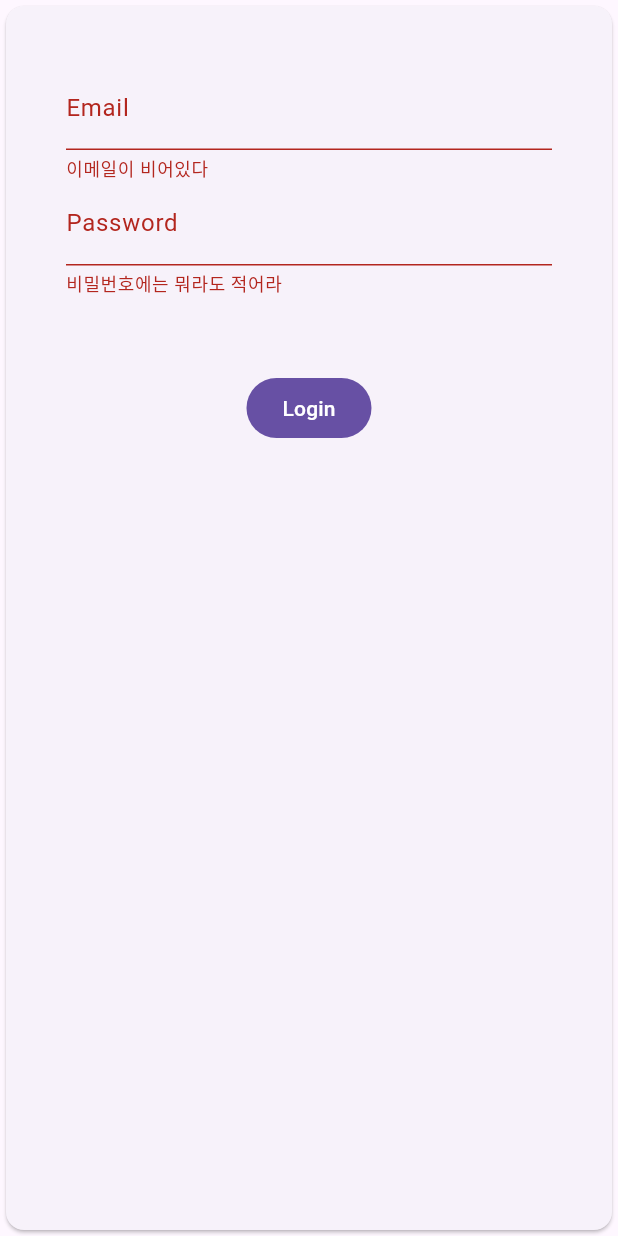
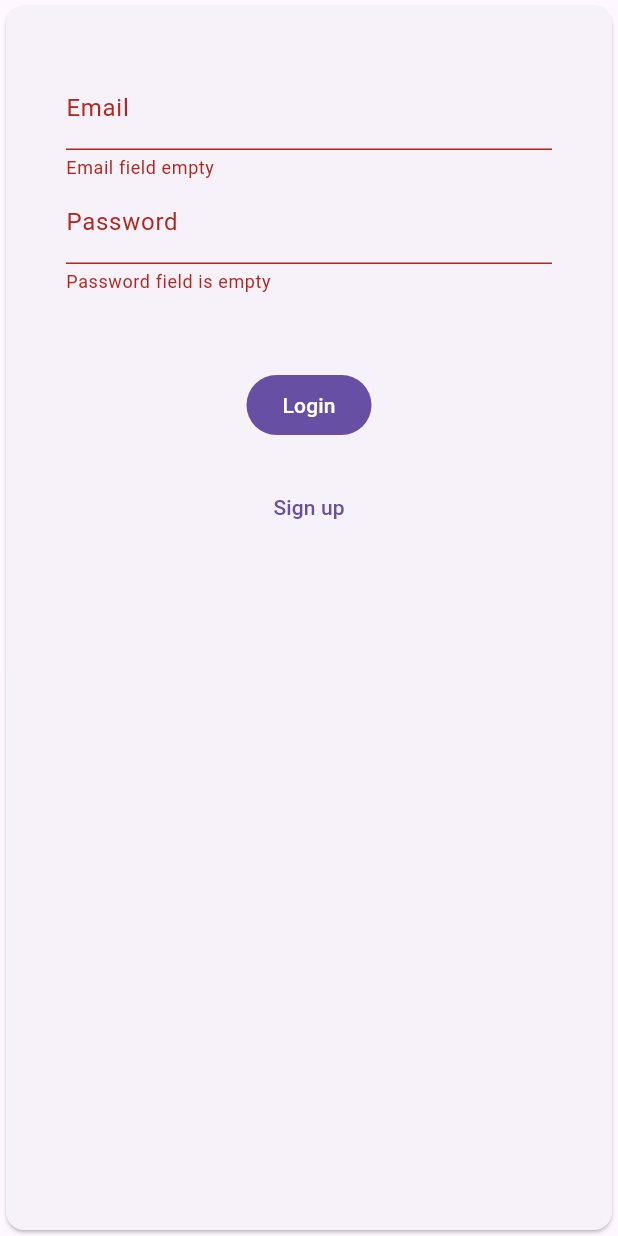
Before and after one commit to JJJangJeongSu/flutter_study_app, a Flutter app: the screen it shows after launch, after a tap on "Login", on a phone screen of 412 x 824 dp. Run offline on Flutter 3.47's test engine with Material 3 defaults, Android fonts, the phone set to English and light mode, and no system bars; our stand-ins replace firebase_auth, firebase_core; accounts and stored records are empty.

Commit message:
- 로그인 기능 - 회원 가입 기능 완성

```diff
--- a/lib/main.dart
+++ b/lib/main.dart
@@ -1,7 +1,16 @@
+import 'package:firebase_auth/firebase_auth.dart';
 import 'package:flutter/material.dart';
 import 'package:flutter_study_app/screen/login.dart';
+import 'package:firebase_core/firebase_core.dart';
+import 'package:flutter_study_app/screen/main_screen.dart';
+import 'package:flutter_study_app/screen/splash_screen.dart';
+import 'firebase_options.dart';
 
-void main() {
+void main() async {
+  WidgetsFlutterBinding.ensureInitialized();
+  await Firebase.initializeApp(
+    options: DefaultFirebaseOptions.currentPlatform,
+  );
   runApp(const MainApp());
 }
 
@@ -10,6 +19,19 @@ class MainApp extends StatelessWidget {
 
   @override
   Widget build(BuildContext context) {
-    return MaterialApp(home: LoginScreen());
+    return MaterialApp(
+        home: StreamBuilder(
+      stream: FirebaseAuth.instance.authStateChanges(),
+      builder: (context, snapshot) {
+        if (snapshot.connectionState == ConnectionState.waiting) {
+          return SplashScreen();
+        }
+        if (snapshot.hasData) {
+          return MainScreen();
+        } else {
+          return LoginScreen();
+        }
+      },
+    ));
   }
 }
--- a/lib/screen/login.dart
+++ b/lib/screen/login.dart
@@ -1,18 +1,60 @@
+import 'package:firebase_auth/firebase_auth.dart';
 import 'package:flutter/material.dart';
 import 'package:flutter/services.dart';
 
-class LoginScreen extends StatelessWidget {
+final _fireBase = FirebaseAuth.instance;
+
+class LoginScreen extends StatefulWidget {
+  @override
+  State<LoginScreen> createState() => _LoginScreenState();
+}
+
+class _LoginScreenState extends State<LoginScreen> {
   final _formkey = GlobalKey<FormState>();
+
   String? _emailInput;
+
   String? _passwordInput;
 
   @override
   Widget build(BuildContext context) {
-    void _submit() {
+    void _login() async {
       if (_formkey.currentState!.validate()) {
         _formkey.currentState!.save();
         print(_emailInput);
         print(_passwordInput);
+      }
+
+      try {
+        final UserCredential = await _fireBase.signInWithEmailAndPassword(
+            email: _emailInput!, password: _passwordInput!);
+      } on FirebaseAuthException catch (error) {
+        ScaffoldMessenger.of(context).clearSnackBars();
+        ScaffoldMessenger.of(context).showSnackBar(
+          SnackBar(
+            content: Text(error.message ?? 'Authentication failed.'),
+          ),
+        );
+      }
+    }
+
+    void _signUp() async {
+      if (_formkey.currentState!.validate()) {
+        _formkey.currentState!.save();
+        print(_emailInput);
+        print(_passwordInput);
+      }
+
+      try {
+        final userCredential = await _fireBase.createUserWithEmailAndPassword(
+            email: _emailInput!, password: _passwordInput!);
+      } on FirebaseAuthException catch (error) {
+        ScaffoldMessenger.of(context).clearSnackBars();
+        ScaffoldMessenger.of(context).showSnackBar(
+          SnackBar(
+            content: Text(error.message ?? 'Authentication failed.'),
+          ),
+        );
       }
     }
 
@@ -28,9 +70,9 @@ class LoginScreen extends StatelessWidget {
                     decoration: const InputDecoration(label: Text("Email")),
                     validator: (value) {
                       if (value == null || value.trim().isEmpty) {
-                        return "이메일이 비어있다";
+                        return "Email field empty";
                       } else if (!value.contains('@')) {
-                        return "이메일 형식을 맞추자";
+                        return "Email should be example@example.com";
                       }
                     },
                     onSaved: (newValue) {
@@ -44,9 +86,9 @@ class LoginScreen extends StatelessWidget {
                     ),
                     validator: (value) {
                       if (value == null || value.trim().isEmpty) {
-                        return "비밀번호에는 뭐라도 적어라";
+                        return "Password field is empty";
                       } else if (value.length < 6) {
-                        return "너무 짧은 것 같은데?";
+                        return "Too short";
                       }
                     },
                     onSaved: (newValue) {
@@ -58,7 +100,11 @@ class LoginScreen extends StatelessWidget {
                   const SizedBox(
                     height: 50,
                   ),
-                  FilledButton(onPressed: _submit, child: const Text("Login"))
+                  FilledButton(onPressed: _login, child: const Text("Login")),
+                  const SizedBox(
+                    height: 20,
+                  ),
+                  TextButton(onPressed: _signUp, child: const Text("Sign up"))
                 ],
               ),
             ),
--- /dev/null
+++ b/lib/screen/splash_screen.dart
@@ -0,0 +1,10 @@
+import 'package:flutter/material.dart';
+
+class SplashScreen extends StatelessWidget {
+  @override
+  Widget build(BuildContext context) {
+    return Scaffold(
+      body: Center(child: Text("Splash Screen")),
+    );
+  }
+}
--- a/pubspec.yaml
+++ b/pubspec.yaml
@@ -7,6 +7,7 @@ environment:
   sdk: '>=3.2.3 <4.0.0'
 
 dependencies:
+  firebase_auth: ^4.17.8
   firebase_core: ^2.27.0
   flutter:
     sdk: flutter
```
Also changed, not shown: lib/screen/main_screen.dart (added, +21 -0 lines), pubspec.lock, 3 other files.
